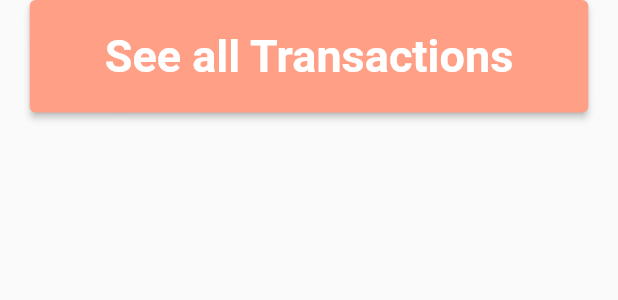
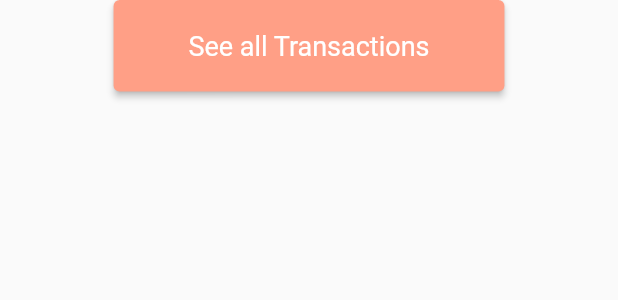
Before and after one commit to Akib7/finance-mobile-app, a Flutter app: the Transaction widget shown alone on an empty page, opened directly, on a phone screen of 412 x 824 dp. Shown: the top 300 px of the screen. Run offline on Flutter 3.47's test engine with Material 2 defaults, Android fonts, the phone set to English and light mode, and no system bars; our stand-ins replace buttons_tabbar, cloud_firestore, firebase_auth, firebase_core, get, image_picker and 1 more; accounts and stored records are empty; network calls fail.

Commit message:
started working on the transaction page

```diff
--- a/lib/screens/transaction.dart
+++ b/lib/screens/transaction.dart
@@ -15,10 +15,11 @@ class Transaction extends StatelessWidget {
                 onPressed: () {},
                 child: const Text('See all Transactions'),
                 style: ElevatedButton.styleFrom(
-                    primary: login_color,
-                    padding: EdgeInsets.symmetric(horizontal: 50, vertical: 20),
-                    textStyle:
-                        TextStyle(fontSize: 30, fontWeight: FontWeight.bold)),
+                  primary: login_color,
+                  padding:
+                      const EdgeInsets.symmetric(horizontal: 50, vertical: 20),
+                  textStyle: const TextStyle(fontSize: 18),
+                ),
               ),
             ),
           ],
```
